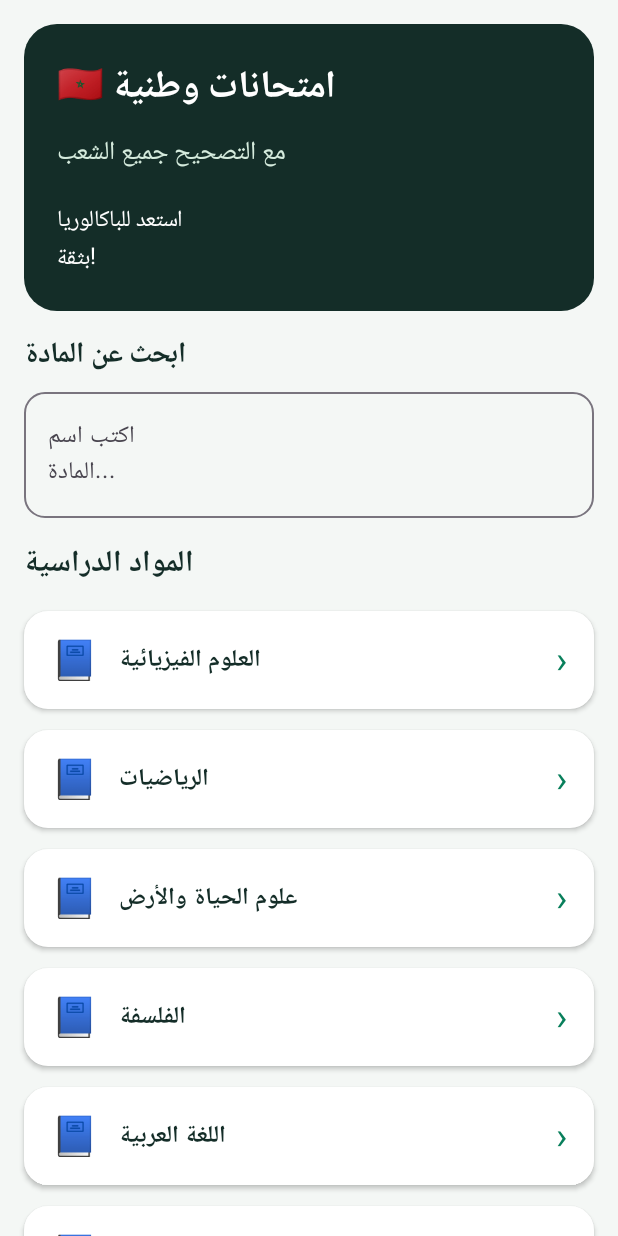
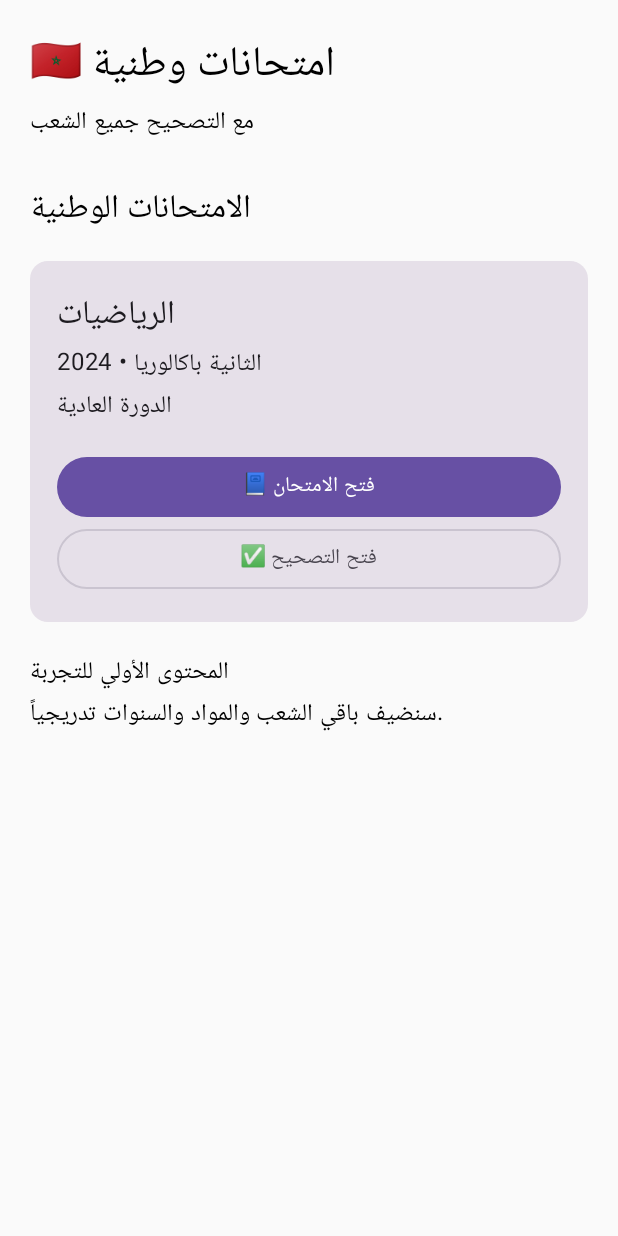
Before and after one commit to hasssa269-stack/-examens-nationaux--maroc, an Android app built with Jetpack Compose: the screen it shows after launch (MainActivity), on a phone screen of 412 x 824 dp. Run offline under Robolectric (Android 15) with nearby library versions, the phone set to English and light mode, and no system bars.

Commit message:
Update MainActivity.kt

```diff
--- a/app/src/main/java/com/examensnationaux/maroc/MainActivity.kt
+++ b/app/src/main/java/com/examensnationaux/maroc/MainActivity.kt
@@ -1,183 +1,294 @@
 package com.examensnationaux.maroc
 
 import android.os.Bundle
+import android.graphics.Bitmap
+import android.graphics.pdf.PdfRenderer
+import android.os.ParcelFileDescriptor
 import androidx.activity.ComponentActivity
 import androidx.activity.compose.setContent
-import androidx.compose.foundation.background
+import androidx.compose.foundation.Image
 import androidx.compose.foundation.layout.*
-import androidx.compose.foundation.lazy.LazyColumn
-import androidx.compose.foundation.lazy.items
-import androidx.compose.foundation.shape.RoundedCornerShape
+import androidx.compose.foundation.rememberScrollState
+import androidx.compose.foundation.verticalScroll
 import androidx.compose.material3.*
 import androidx.compose.runtime.*
-import androidx.compose.ui.Alignment
 import androidx.compose.ui.Modifier
-import androidx.compose.ui.graphics.Color
-import androidx.compose.ui.text.font.FontWeight
+import androidx.compose.ui.graphics.asImageBitmap
+import androidx.compose.ui.layout.ContentScale
+import androidx.compose.ui.platform.LocalContext
 import androidx.compose.ui.unit.dp
-import androidx.compose.ui.unit.sp
-
-private val Green = Color(0xFF087F5B)
-private val Dark = Color(0xFF142D28)
-private val Background = Color(0xFFF4F7F5)
+import kotlinx.coroutines.Dispatchers
+import kotlinx.coroutines.withContext
+import java.io.File
+import java.net.HttpURLConnection
+import java.net.URL
 
 class MainActivity : ComponentActivity() {
     override fun onCreate(savedInstanceState: Bundle?) {
         super.onCreate(savedInstanceState)
-        setContent {
-            BacApp()
+        setContent { BacApp() }
+    }
+}
+
+data class Exam(
+    val subject: String,
+    val year: String,
+    val session: String,
+    val examUrl: String,
+    val correctionUrl: String
+)
+
+@Composable
+fun BacApp() {
+    var selectedUrl by remember { mutableStateOf<String?>(null) }
+    var title by remember { mutableStateOf("") }
+
+    val exam = Exam(
+        subject = "الرياضيات",
+        year = "2024",
+        session = "الدورة العادية",
+        examUrl = "https://levelspace.ma/exams/2bac/mathematiques/national-2024-normale-sciences-sujet.pdf",
+        correctionUrl = "https://levelspace.ma/exams/2bac/mathematiques/national-2024-normale-sciences-corrige.pdf"
+    )
+
+    MaterialTheme {
+        if (selectedUrl != null) {
+            PdfReader(
+                url = selectedUrl!!,
+                title = title,
+                onBack = { selectedUrl = null }
+            )
+        } else {
+            Column(
+                modifier = Modifier
+                    .fillMaxSize()
+                    .verticalScroll(rememberScrollState())
+                    .padding(20.dp)
+            ) {
+                Text(
+                    "🇲🇦 امتحانات وطنية",
+                    style = MaterialTheme.typography.headlineMedium
+                )
+
+                Text("مع التصحيح جميع الشعب")
+
+                Spacer(Modifier.height(25.dp))
+
+                Text(
+                    "الامتحانات الوطنية",
+                    style = MaterialTheme.typography.titleLarge
+                )
+
+                Spacer(Modifier.height(15.dp))
+
+                Card(
+                    modifier = Modifier.fillMaxWidth()
+                ) {
+                    Column(
+                        modifier = Modifier.padding(18.dp)
+                    ) {
+                        Text(
+                            exam.subject,
+                            style = MaterialTheme.typography.titleLarge
+                        )
+
+                        Text("الثانية باكالوريا • ${exam.year}")
+                        Text(exam.session)
+
+                        Spacer(Modifier.height(15.dp))
+
+                        Button(
+                            onClick = {
+                                title = "امتحان الرياضيات 2024"
+                                selectedUrl = exam.examUrl
+                            },
+                            modifier = Modifier.fillMaxWidth()
+                        ) {
+                            Text("📘 فتح الامتحان")
+                        }
+
+                        OutlinedButton(
+                            onClick = {
+                                title = "تصحيح الرياضيات 2024"
+                                selectedUrl = exam.correctionUrl
+                            },
+                            modifier = Modifier.fillMaxWidth()
+                        ) {
+                            Text("✅ فتح التصحيح")
+                        }
+                    }
+                }
+
+                Spacer(Modifier.height(20.dp))
+
+                Text("المحتوى الأولي للتجربة")
+                Text("سنضيف باقي الشعب والمواد والسنوات تدريجياً.")
+            }
         }
     }
 }
 
+data class RenderResult(
+    val bitmap: Bitmap,
+    val count: Int
+)
+
 @Composable
-fun BacApp() {
-    var search by remember { mutableStateOf("") }
+fun PdfReader(
+    url: String,
+    title: String,
+    onBack: () -> Unit
+) {
+    val context = LocalContext.current
 
-    val subjects = listOf(
-        "العلوم الفيزيائية",
-        "الرياضيات",
-        "علوم الحياة والأرض",
-        "الفلسفة",
-        "اللغة العربية",
-        "اللغة الفرنسية",
-        "اللغة الإنجليزية",
-        "الاقتصاد العام والإحصاء",
-        "المحاسبة والرياضيات المالية",
-        "التاريخ والجغرافيا"
-    )
+    var bitmap by remember(url) { mutableStateOf<Bitmap?>(null) }
+    var page by remember(url) { mutableIntStateOf(0) }
+    var total by remember(url) { mutableIntStateOf(0) }
+    var loading by remember(url) { mutableStateOf(true) }
+    var error by remember(url) { mutableStateOf("") }
 
-    val filtered = subjects.filter {
-        it.contains(search, ignoreCase = true)
-    }
+    LaunchedEffect(url, page) {
+        loading = true
+        error = ""
 
-    Scaffold(
-        containerColor = Background
-    ) { padding ->
+        try {
+            val result = withContext(Dispatchers.IO) {
+                val file = File(
+                    context.cacheDir,
+                    "exam_${url.hashCode()}.pdf"
+                )
 
-        LazyColumn(
-            modifier = Modifier
-                .fillMaxSize()
-                .padding(padding),
-            contentPadding = PaddingValues(16.dp),
-            verticalArrangement = Arrangement.spacedBy(14.dp)
-        ) {
+                if (!file.exists() || file.length() == 0L) {
+                    val connection =
+                        URL(url).openConnection() as HttpURLConnection
 
-            item {
-                Column(
-                    modifier = Modifier
-                        .fillMaxWidth()
-                        .background(
-                            Dark,
-                            RoundedCornerShape(22.dp)
-                        )
-                        .padding(22.dp)
-                ) {
-                    Text(
-                        "🇲🇦 امتحانات وطنية",
-                        color = Color.White,
-                        fontSize = 25.sp,
-                        fontWeight = FontWeight.Bold
-                    )
+                    connection.connectTimeout = 20000
+                    connection.readTimeout = 30000
+                    connection.instanceFollowRedirects = true
 
-                    Spacer(Modifier.height(8.dp))
+                    try {
+                        connection.inputStream.use { input ->
+                            file.outputStream().use { output ->
+                                input.copyTo(output)
+                            }
+                        }
+                    } finally {
+                        connection.disconnect()
+                    }
+                }
 
-                    Text(
-                        "مع التصحيح جميع الشعب",
-                        color = Color(0xFFD5EBDD),
-                        fontSize = 17.sp
-                    )
+                val descriptor = ParcelFileDescriptor.open(
+                    file,
+                    ParcelFileDescriptor.MODE_READ_ONLY
+                )
 
-                    Spacer(Modifier.height(18.dp))
+                try {
+                    val renderer = PdfRenderer(descriptor)
 
-                    Text(
-                        "استعد للباكالوريا بثقة!",
-                        color = Color.White,
-                        fontSize = 15.sp
-                    )
+                    try {
+                        val count = renderer.pageCount
+                        val index = page.coerceIn(0, count - 1)
+                        val pdfPage = renderer.openPage(index)
+
+                        try {
+                            val image = Bitmap.createBitmap(
+                                pdfPage.width * 2,
+                                pdfPage.height * 2,
+                                Bitmap.Config.ARGB_8888
+                            )
+
+                            pdfPage.render(
+                                image,
+                                null,
+                                null,
+                                PdfRenderer.Page.RENDER_MODE_FOR_DISPLAY
+                            )
+
+                            RenderResult(image, count)
+                        } finally {
+                            pdfPage.close()
+                        }
+                    } finally {
+                        renderer.close()
+                    }
+                } finally {
+                    descriptor.close()
                 }
             }
 
-            item {
-                Text(
-                    "ابحث عن المادة",
-                    fontSize = 19.sp,
-                    fontWeight = FontWeight.Bold,
-                    color = Dark
-                )
+            bitmap = result.bitmap
+            total = result.count
 
-                Spacer(Modifier.height(8.dp))
+        } catch (e: Exception) {
+            error = "تعذر فتح الملف. تحقق من الإنترنت وحاول مجدداً."
+        }
 
-                OutlinedTextField(
-                    value = search,
-                    onValueChange = { search = it },
-                    modifier = Modifier.fillMaxWidth(),
-                    placeholder = {
-                        Text("اكتب اسم المادة...")
-                    },
-                    singleLine = true,
-                    shape = RoundedCornerShape(14.dp)
-                )
+        loading = false
+    }
+
+    Column(
+        modifier = Modifier
+            .fillMaxSize()
+            .padding(12.dp)
+    ) {
+        Row(
+            modifier = Modifier.fillMaxWidth(),
+            horizontalArrangement = Arrangement.SpaceBetween
+        ) {
+            TextButton(onClick = onBack) {
+                Text("رجوع")
             }
 
-            item {
-                Text(
-                    "المواد الدراسية",
-                    fontSize = 20.sp,
-                    fontWeight = FontWeight.Bold,
-                    color = Dark
-                )
+            Text(title)
+        }
+
+        if (loading) {
+            CircularProgressIndicator()
+            Text("جاري تحميل PDF...")
+        }
+
+        if (error.isNotEmpty()) {
+            Text(error, color = MaterialTheme.colorScheme.error)
+            Button(onClick = {
+                page = 0
+                bitmap = null
+            }) {
+                Text("إعادة المحاولة")
             }
+        }
 
-            items(filtered) { subject ->
-                Card(
-                    modifier = Modifier.fillMaxWidth(),
-                    shape = RoundedCornerShape(16.dp),
-                    colors = CardDefaults.cardColors(
-                        containerColor = Color.White
-                    ),
-                    elevation = CardDefaults.cardElevation(2.dp)
+        bitmap?.let {
+            Image(
+                bitmap = it.asImageBitmap(),
+                contentDescription = title,
+                modifier = Modifier
+                    .weight(1f)
+                    .fillMaxWidth()
+                    .verticalScroll(rememberScrollState()),
+                contentScale = ContentScale.FillWidth
+            )
+        }
+
+        if (total > 0) {
+            Row(
+                modifier = Modifier.fillMaxWidth(),
+                horizontalArrangement = Arrangement.SpaceBetween
+            ) {
+                Button(
+                    enabled = page > 0 && !loading,
+                    onClick = { page-- }
                 ) {
-                    Row(
-                        modifier = Modifier
-                            .fillMaxWidth()
-                            .padding(18.dp),
-                        verticalAlignment = Alignment.CenterVertically
-                    ) {
-                        Text(
-                            "📘",
-                            fontSize = 25.sp
-                        )
+                    Text("السابق")
+                }
 
-                        Spacer(Modifier.width(14.dp))
+                Text("${page + 1} / $total")
 
-                        Text(
-                            subject,
-                            fontSize = 16.sp,
-                            fontWeight = FontWeight.SemiBold,
-                            color = Dark
-                        )
-
-                        Spacer(Modifier.weight(1f))
-
-                        Text(
-                            "›",
-                            color = Green,
-                            fontSize = 25.sp
-                        )
-                    }
+                Button(
+                    enabled = page < total - 1 && !loading,
+                    onClick = { page++ }
+                ) {
+                    Text("التالي")
                 }
-            }
-
-            item {
-                Text(
-                    "جميع الحقوق محفوظة © 2026",
-                    modifier = Modifier
-                        .fillMaxWidth()
-                        .padding(16.dp),
-                    color = Color.Gray,
-                    fontSize = 12.sp
-                )
             }
         }
     }
```
